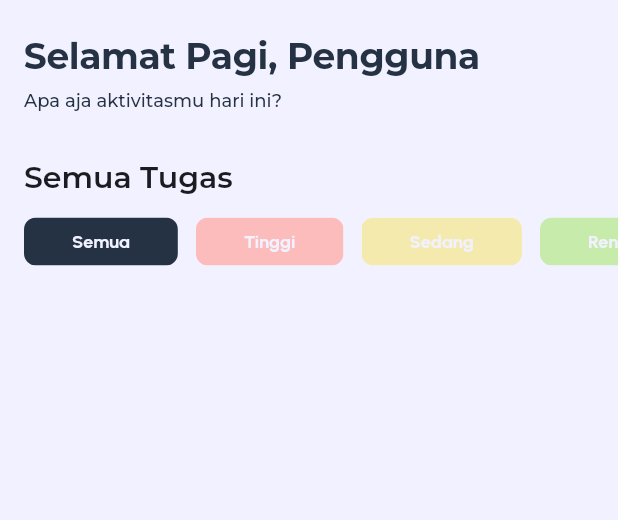
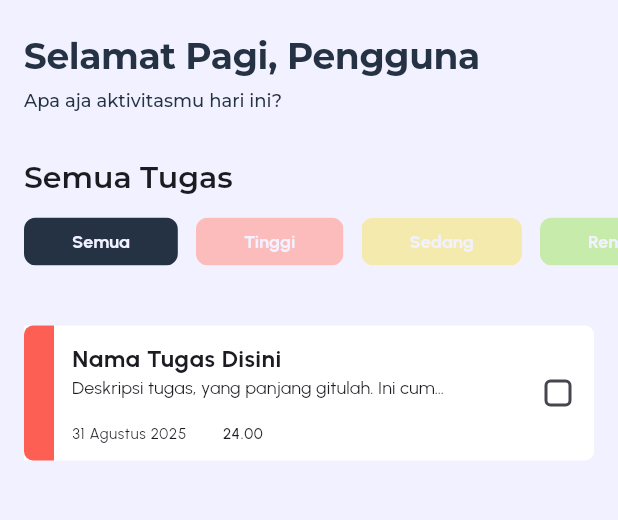
Before and after one commit to Zireha/flutter-todoapp, a Flutter app: the screen it shows after launch, on a phone screen of 412 x 824 dp, the part 84-604 px from its top. Run offline on Flutter 3.47's test engine with Material 3 defaults, Android fonts, the phone set to English and light mode, and no system bars.

Commit message:
done: add task card, wip: to add DB

```diff
--- a/lib/presentation/home/home_screen.dart
+++ b/lib/presentation/home/home_screen.dart
@@ -1,5 +1,6 @@
 import 'package:flutter/material.dart';
 import 'package:todoapp_new/presentation/home/priority_button.dart';
+import 'package:todoapp_new/presentation/home/task_card.dart';
 import 'package:todoapp_new/styles/theme/colors.dart';
 
 class HomeScreen extends StatelessWidget {
@@ -24,12 +25,16 @@ class HomeScreen extends StatelessWidget {
         elevation: 20,
       ),
       body: SingleChildScrollView(
-        child: Container(
-          margin: const EdgeInsets.only(left: 16.0, top: 24.0),
         child: Column(
           crossAxisAlignment: CrossAxisAlignment.start,
           children: [
+            SizedBox(height: 24.0,),
             Column(
+              crossAxisAlignment: CrossAxisAlignment.start,
+              children: [
+                Container(
+                  margin: const EdgeInsets.symmetric(horizontal: 16.0),
+                  child: Column(
                     crossAxisAlignment: CrossAxisAlignment.start,
                     children: [
                       Text(
@@ -51,19 +56,19 @@ class HomeScreen extends StatelessWidget {
                         'Semua Tugas',
                         style: TextTheme.of(context).displayMedium,
                       ),
+                    ],
+                  ),
+                ),
                 SizedBox(height: 8,),
                 const PriorityButton(),
                 SizedBox(height: 20,),
                 // TODO: Display all tasks from DB here
-                  Column(
-                    crossAxisAlignment: CrossAxisAlignment.start,
-                  )
+                const TaskCard()
               ],
             )
           ],
         ),
       ),
-      ),
     );
   }
 }
--- a/lib/presentation/home/priority_button.dart
+++ b/lib/presentation/home/priority_button.dart
@@ -15,7 +15,10 @@ class _PriorityButtonState extends State<PriorityButton> {
   Widget build(BuildContext context) {
     return SingleChildScrollView(
       scrollDirection: Axis.horizontal,
-      child: Wrap(
+      child: Row(
+        children: [
+          SizedBox(width: 16,),
+          Wrap(
             spacing: 12.0,
             children: List.generate(4, (int index) {
               final label = ["Semua", "Tinggi", "Sedang", "Rendah"];
@@ -46,6 +49,9 @@ class _PriorityButtonState extends State<PriorityButton> {
               );
             }).toList(),
           ),
+          SizedBox(width: 16,),
+        ],
+      ),
     );
   }
 }
--- /dev/null
+++ b/lib/presentation/home/task_card.dart
@@ -0,0 +1,93 @@
+import 'package:flutter/material.dart';
+import 'package:todoapp_new/styles/theme/colors.dart';
+
+class TaskCard extends StatefulWidget {
+  const TaskCard({super.key});
+
+  @override
+  State<TaskCard> createState() => _TaskCardState();
+}
+
+class _TaskCardState extends State<TaskCard> {
+  bool? val = false;
+
+  @override
+  Widget build(BuildContext context) {
+    return Container(
+      margin: const EdgeInsets.symmetric(vertical: 12, horizontal: 16.0),
+      child: Container(
+        decoration: BoxDecoration(
+          color: Colors.white,
+          borderRadius: BorderRadius.only(
+            topRight: Radius.circular(6),
+            bottomRight: Radius.circular(6),
+          ),
+        ),
+        child: Row(
+          children: [
+            Container(
+              width: 20,
+              height: 90,
+              decoration: BoxDecoration(
+                color: MyColors.highPriority,
+                borderRadius: BorderRadius.only(
+                  topLeft: Radius.circular(6),
+                  bottomLeft: Radius.circular(6),
+                ),
+              ),
+            ),
+            Expanded(
+              child: Container(
+                margin: const EdgeInsets.only(left: 12, right: 52),
+                color: Color(0x0fffffff),
+                child: Column(
+                  crossAxisAlignment: CrossAxisAlignment.start,
+                  mainAxisAlignment: MainAxisAlignment.center,
+                  children: [
+                    Text(
+                      "Nama Tugas Disini",
+                      style: TextTheme.of(
+                        context,
+                      ).bodySmall?.copyWith(fontWeight: FontWeight.w700),
+                    ),
+                    Text(
+                      "Deskripsi tugas, yang panjang gitulah. Ini cuma contoh aja sih jadi gatau hasilnya gimana",
+                      style: TextTheme.of(context).labelLarge,
+                      overflow: TextOverflow.ellipsis,
+                      maxLines: 1,
+                    ),
+                    SizedBox(height: 16),
+                    Row(
+                      children: [
+                        Text(
+                          "31 Agustus 2025",
+                          style: TextTheme.of(context).labelMedium,
+                        ),
+                        SizedBox(width: 24.0),
+                        Text("24.00", style: TextTheme.of(context).labelMedium?.copyWith(
+                          fontWeight: FontWeight.w500
+                        )),
+                      ],
+                    ),
+                  ],
+                ),
+              ),
+            ),
+            Checkbox(
+              value: val,
+
+              shape: RoundedRectangleBorder(
+                borderRadius: BorderRadius.circular(4.0),
+              ),
+              onChanged: (bool? newVal) {
+                setState(() {
+                  val = newVal;
+                });
+              },
+            ),
+          ],
+        ),
+      ),
+    );
+  }
+}
```
Lines whose indentation alone changed are shown as unchanged.
